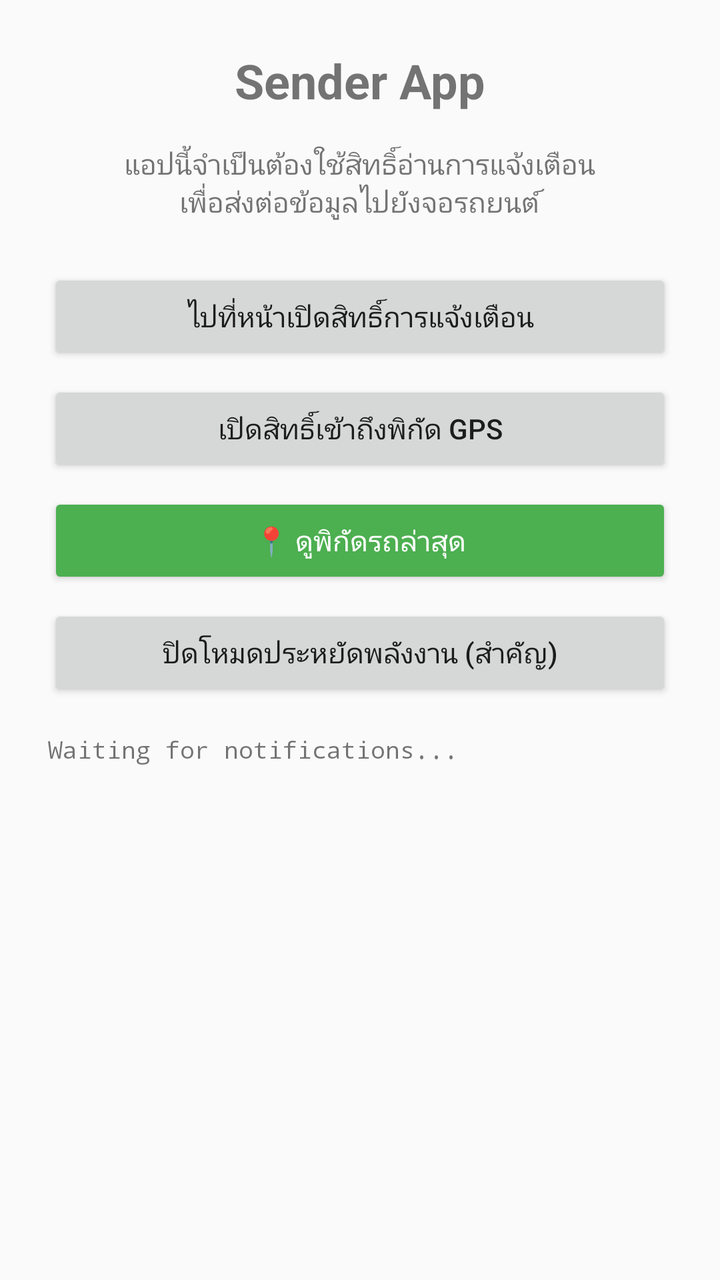
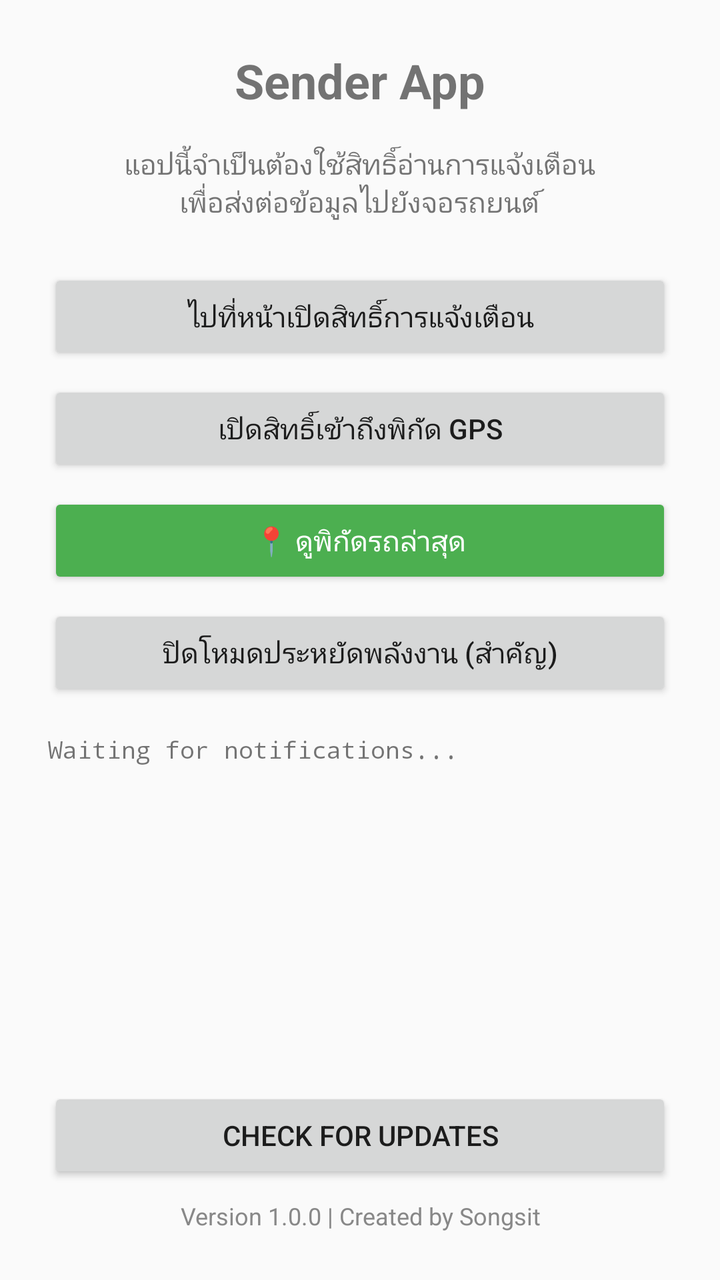

Before-and-after screenshots of an Android layout around one commit, followed by the original layout XML and the change that was made.
<!-- AndroidManifest.xml: application theme Theme.AppCompat.Light.DarkActionBar -->
<!-- res/layout/activity_main.xml -->
<?xml version="1.0" encoding="utf-8"?>
<LinearLayout xmlns:android="http://schemas.android.com/apk/res/android"
    android:layout_width="match_parent"
    android:layout_height="match_parent"
    android:gravity="center"
    android:orientation="vertical"
    android:padding="24dp">

    <TextView
        android:layout_width="wrap_content"
        android:layout_height="wrap_content"
        android:text="Sender App"
        android:textSize="24sp"
        android:textStyle="bold"
        android:layout_marginBottom="16dp"/>

    <TextView
        android:layout_width="wrap_content"
        android:layout_height="wrap_content"
        android:text="แอปนี้จำเป็นต้องใช้สิทธิ์อ่านการแจ้งเตือน\nเพื่อส่งต่อข้อมูลไปยังจอรถยนต์"
        android:textAlignment="center"
        android:layout_marginBottom="24dp"/>

    <Button
        android:id="@+id/btnOpenSettings"
        android:layout_width="match_parent"
        android:layout_height="wrap_content"
        android:text="ไปที่หน้าเปิดสิทธิ์การแจ้งเตือน" />

    <Button
        android:id="@+id/btnReqLocation"
        android:layout_width="match_parent"
        android:layout_height="wrap_content"
        android:layout_marginTop="8dp"
        android:text="เปิดสิทธิ์เข้าถึงพิกัด GPS" />

    <Button
        android:id="@+id/btnViewLocation"
        android:layout_width="match_parent"
        android:layout_height="wrap_content"
        android:layout_marginTop="8dp"
        android:backgroundTint="#4CAF50"
        android:textColor="#FFFFFF"
        android:text="📍 ดูพิกัดรถล่าสุด" />

    <Button
        android:id="@+id/btnReqBattery"
        android:layout_width="match_parent"
        android:layout_height="wrap_content"
        android:layout_marginTop="8dp"
        android:text="ปิดโหมดประหยัดพลังงาน (สำคัญ)" />

    <ScrollView
        android:layout_width="match_parent"
        android:layout_height="0dp"
        android:layout_weight="1"
        android:layout_marginTop="16dp">
        <TextView
            android:id="@+id/tvLog"
            android:layout_width="match_parent"
            android:layout_height="wrap_content"
            android:text="Waiting for notifications..."
            android:textSize="12sp"
            android:fontFamily="monospace"/>
    </ScrollView>
</LinearLayout>
<!-- resources referenced by this layout -->
<resources>

</resources>

<!-- the commit's change to res/layout/activity_main.xml (unified diff, before → after) -->
@@ -63,4 +63,22 @@
             android:textSize="12sp"
             android:fontFamily="monospace"/>
     </ScrollView>
+
+    <Button
+        android:id="@+id/btnCheckUpdate"
+        android:layout_width="match_parent"
+        android:layout_height="wrap_content"
+        android:layout_marginTop="8dp"
+        android:text="Check for Updates" />
+
+    <TextView
+        android:id="@+id/tvVersionInfo"
+        android:layout_width="match_parent"
+        android:layout_height="wrap_content"
+        android:layout_marginTop="8dp"
+        android:text="Version 1.0.0 | Created by Songsit"
+        android:textAlignment="center"
+        android:textSize="12sp"
+        android:textColor="#888888" />
+
 </LinearLayout>
